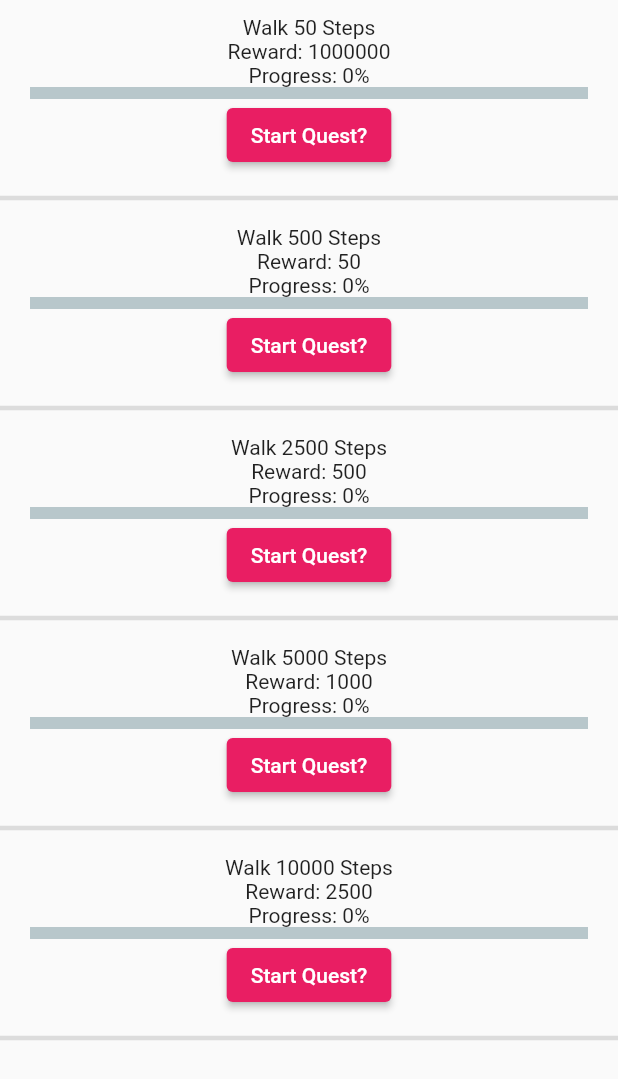
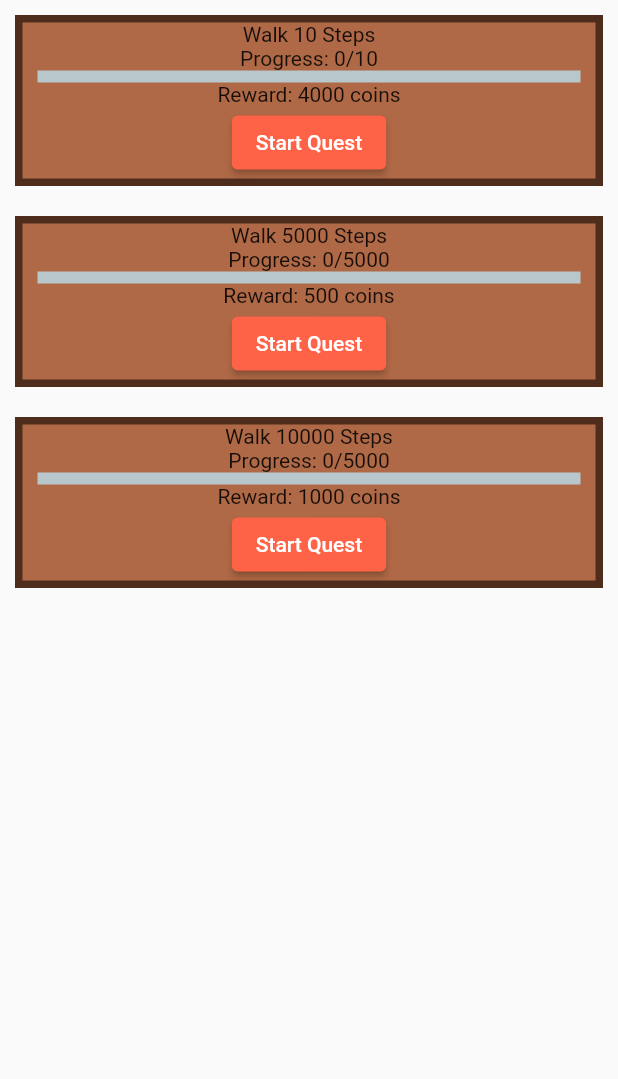
Before and after one commit to 26june/walkerrr, a Flutter app: the QuestList screen opened directly, on a phone screen of 412 x 824 dp. Shown: the top 1079 px of the screen. Run offline on Flutter 3.47's test engine with Material 2 defaults, Android fonts, the phone set to English and light mode, and no system bars; drawn by our look-alikes of percent_indicator; our stand-ins replace firebase_auth, firebase_core, flutter_secure_storage, flutter_speed_dial, form_field_validator, pedometer; accounts and stored records are empty; network calls fail.

Commit message:
made changes to use for presentation

```diff
--- a/lib/common/armor_variables.dart
+++ b/lib/common/armor_variables.dart
@@ -112,3 +112,11 @@ class CurrentEquip {
   static ValueNotifier<String> current =
       ValueNotifier(userObject['equippedArmour'].toLowerCase());
 }
+
+class CurrentSteps {
+  static ValueNotifier<int> currentSteps = ValueNotifier(0);
+}
+
+class CurrentCoins {
+  static ValueNotifier<int> currentCoins = ValueNotifier(100);
+}
--- /dev/null
+++ b/lib/common/presentation_singlequest.dart
@@ -0,0 +1,90 @@
+import 'package:flutter/material.dart';
+import 'package:flutter/rendering.dart';
+import 'package:flutter/src/widgets/container.dart';
+import 'package:flutter/src/widgets/framework.dart';
+import 'package:percent_indicator/linear_percent_indicator.dart';
+import 'package:walkerrr/common/armor_variables.dart';
+import 'package:walkerrr/common/styling_variables.dart';
+
+class PresentationSingleQuest extends StatefulWidget {
+  const PresentationSingleQuest(
+      {super.key,
+      required this.questTitle,
+      required this.questGoal,
+      required this.questCurrent,
+      required this.questReward});
+
+  final String questTitle;
+  final int questGoal;
+  final int questCurrent;
+  final int questReward;
+
+  @override
+  State<PresentationSingleQuest> createState() =>
+      _PresentationSingleQuestState();
+}
+
+class _PresentationSingleQuestState extends State<PresentationSingleQuest> {
+  String buttonText = "Start Quest";
+  bool isButtonActive = true;
+  bool notClaimed = true;
+
+  @override
+  Widget build(BuildContext context) {
+    final progressCalc = isButtonActive
+        ? 0
+        : (widget.questCurrent / widget.questGoal) > 1
+            ? 1
+            : (widget.questCurrent / widget.questGoal);
+    progressCalc >= 1.0 && notClaimed
+        ? {buttonText = "Claim", isButtonActive = true, notClaimed = false}
+        : null;
+
+    return Container(
+      width: double.infinity,
+      margin: const EdgeInsets.all(10),
+      decoration: BoxDecoration(
+          border: Border.all(
+              color: GlobalStyleVariables.invItemBorderColour, width: 5),
+          color: GlobalStyleVariables.invItemBackGroundColour),
+      child: Column(
+        crossAxisAlignment: CrossAxisAlignment.center,
+        mainAxisAlignment: MainAxisAlignment.center,
+        children: [
+          Text(widget.questTitle),
+          Text(
+              "Progress: ${isButtonActive && notClaimed ? 0 : widget.questCurrent}/${widget.questGoal}"),
+          LinearPercentIndicator(
+            width: MediaQuery.of(context).size.width - 30,
+            lineHeight: 8.0,
+            percent: isButtonActive && notClaimed
+                ? 0
+                : (widget.questCurrent / widget.questGoal) > 1
+                    ? 1
+                    : (widget.questCurrent / widget.questGoal),
+            progressColor: GlobalStyleVariables.secondaryColour,
+          ),
+          Text("Reward: ${widget.questReward} coins"),
+          ElevatedButton(
+              onPressed: isButtonActive
+                  ? () {
+                      if (buttonText == "Claim") {
+                        setState(() {
+                          CurrentCoins.currentCoins.value += 4000;
+                          buttonText = "Claimed";
+                          isButtonActive = false;
+                        });
+                      } else {
+                        setState(() {
+                          buttonText = "Quest Started";
+                          isButtonActive = false;
+                        });
+                      }
+                    }
+                  : null,
+              child: Text(buttonText))
+        ],
+      ),
+    );
+  }
+}
--- a/lib/common/single_quest.dart
+++ b/lib/common/single_quest.dart
@@ -97,6 +97,7 @@ class _SingleQuestState extends State<SingleQuest> {
                           patchQuestsToDB(userObject['uid'], newQuest);
                           final currentQuests = userObject["quests"];
                           userObject["quests"] = [...currentQuests, newQuest];
+                          buttonText = "Quest Active";
                           isButtonActive = false;
                         });
                       }
--- a/lib/common/single_shopitem.dart
+++ b/lib/common/single_shopitem.dart
@@ -1,4 +1,5 @@
 import 'package:flutter/material.dart';
+import 'package:walkerrr/common/armor_variables.dart';
 import 'package:walkerrr/common/styling_variables.dart';
 import 'package:walkerrr/providers/user_provider.dart';
 import 'package:walkerrr/services/api_connection.dart';
@@ -53,7 +54,7 @@ class _SingleShopItemState extends State<SingleShopItem> {
                     ? () {
                         setState(() {
                           final currentCoins = userObject["coins"];
-                          if (currentCoins > widget.price) {
+                          if (CurrentCoins.currentCoins.value > widget.price) {
                             final newShopItem = {
                               "name": widget.name,
                               "price": widget.price
@@ -66,6 +67,9 @@ class _SingleShopItemState extends State<SingleShopItem> {
                               ...currentTrophies,
                               newShopItem
                             ];
+                            CurrentCoins.currentCoins.value -= 500;
+
+                            buttonText = "Purchased";
                             isButtonActive = false;
                           }
                         });
--- a/lib/pages/navto_shop.dart
+++ b/lib/pages/navto_shop.dart
@@ -27,7 +27,11 @@ class _WalkerShopState extends State<WalkerShop> {
           mainAxisAlignment: MainAxisAlignment.spaceBetween,
           children: [
             const Text('Shop'),
-            Text('Coins: ${userObject["coins"]}'),
+            ValueListenableBuilder(
+                valueListenable: CurrentCoins.currentCoins,
+                builder: ((context, value, child) {
+                  return Text('Coins: $value');
+                }))
           ],
         ),
       ),
--- a/lib/pages/quests_tab.dart
+++ b/lib/pages/quests_tab.dart
@@ -1,4 +1,6 @@
 import 'package:flutter/material.dart';
+import 'package:walkerrr/common/armor_variables.dart';
+import 'package:walkerrr/common/presentation_singlequest.dart';
 import 'package:walkerrr/common/single_quest.dart';
 import 'package:walkerrr/common/styling_variables.dart';
 import 'package:walkerrr/providers/step_provider.dart' as globalSteps;
@@ -68,70 +70,29 @@ class _QuestListState extends State<QuestList> {
   Widget build(BuildContext context) {
     return Scaffold(
       body: Center(
-        child: ListView(
-          children: [
-            SingleQuest(
-              questTitle: "Walk 50 Steps",
-              questGoal: 50,
-              questOffset: findOffset("Walk 50 Steps"),
-              questCurrent: getCurrent("Walk 50 Steps"),
-              questStart: startTime("Walk 50 Steps"),
-              reward: 1000000,
-              completed: false,
-            ),
-            const Divider(
-              thickness: 3.0,
-            ),
-            SingleQuest(
-              questTitle: "Walk 500 Steps",
-              questGoal: 500,
-              questOffset: findOffset("Walk 500 Steps"),
-              questCurrent: getCurrent("Walk 500 Steps"),
-              questStart: startTime("Walk 500 Steps"),
-              reward: 50,
-              completed: false,
-            ),
-            const Divider(
-              thickness: 3.0,
-            ),
-            SingleQuest(
-              questTitle: "Walk 2500 Steps",
-              questGoal: 2500,
-              questOffset: findOffset("Walk 2500 Steps"),
-              questCurrent: getCurrent("Walk 2500 Steps"),
-              questStart: startTime("Walk 2500 Steps"),
-              reward: 500,
-              completed: false,
-            ),
-            const Divider(
-              thickness: 3.0,
-            ),
-            SingleQuest(
-              questTitle: "Walk 5000 Steps",
-              questGoal: 5000,
-              questOffset: findOffset("Walk 5000 Steps"),
-              questCurrent: getCurrent("Walk 5000 Steps"),
-              questStart: startTime("Walk 5000 Steps"),
-              reward: 1000,
-              completed: false,
-            ),
-            const Divider(
-              thickness: 3.0,
-            ),
-            SingleQuest(
-              questTitle: "Walk 10000 Steps",
-              questGoal: 10000,
-              questOffset: findOffset("Walk 10000 Steps"),
-              questCurrent: getCurrent("Walk 10000 Steps"),
-              questStart: startTime("Walk 10000 Steps"),
-              reward: 2500,
-              completed: false,
-            ),
-            const Divider(
-              thickness: 3.0,
-            ),
-          ],
-        ),
+        child: ValueListenableBuilder(
+            valueListenable: CurrentSteps.currentSteps,
+            builder: ((context, value, child) {
+              return ListView(
+                children: [
+                  PresentationSingleQuest(
+                      questTitle: "Walk 10 Steps",
+                      questGoal: 10,
+                      questCurrent: value,
+                      questReward: 4000),
+                  PresentationSingleQuest(
+                      questTitle: "Walk 5000 Steps",
+                      questGoal: 5000,
+                      questCurrent: value,
+                      questReward: 500),
+                  PresentationSingleQuest(
+                      questTitle: "Walk 10000 Steps",
+                      questGoal: 5000,
+                      questCurrent: value,
+                      questReward: 1000)
+                ],
+              );
+            })),
       ),
     );
   }
--- a/lib/pages/steps_main_page.dart
+++ b/lib/pages/steps_main_page.dart
@@ -26,6 +26,7 @@ class MainPedometerState extends State<MainPedometer>
   late Stream<StepCount> _stepCountStream;
   late Stream<PedestrianStatus> _pedestrianStatusStream;
   String status = '?', steps = '?';
+  bool stepsInitialized = false;
 
   @override
   void initState() {
@@ -38,6 +39,12 @@ class MainPedometerState extends State<MainPedometer>
     setState(() {
       steps = event.steps.toString();
       global.StepsContext().updateGlobalSteps(event.steps);
+
+      if (stepsInitialized == false) {
+        stepsInitialized = true;
+      } else {
+        CurrentSteps.currentSteps.value++;
+      }
     });
   }
 
@@ -151,10 +158,16 @@ class MainPedometerState extends State<MainPedometer>
                   'Steps taken:',
                   style: TextStyle(fontSize: 30, color: Colors.white),
                 ),
-                Text(
-                  steps,
-                  style: const TextStyle(fontSize: 48, color: Colors.white),
-                ),
+                ValueListenableBuilder(
+                    valueListenable: CurrentSteps.currentSteps,
+                    builder: ((context, value, child) {
+                      print(value);
+                      return Text(
+                        value.toString(),
+                        style:
+                            const TextStyle(fontSize: 48, color: Colors.white),
+                      );
+                    })),
 
                 const SizedBox(
                   height: 50,
@@ -170,8 +183,16 @@ class MainPedometerState extends State<MainPedometer>
                     valueListenable: CurrentEquip.current,
                     builder: (context, value, child) {
                       return status == "walking"
-                          ? WalkingArmorIcons().getWalkingSprite(value)
-                          : IdleArmorIcons().getIdleSprite(value);
+                          ? SizedBox(
+                              height: 300,
+                              width: double.infinity,
+                              child:
+                                  WalkingArmorIcons().getWalkingSprite(value),
+                            )
+                          : SizedBox(
+                              height: 300,
+                              width: double.infinity,
+                              child: IdleArmorIcons().getIdleSprite(value));
                     }),
               ],
             ),
--- a/lib/services/api_connection.dart
+++ b/lib/services/api_connection.dart
@@ -5,8 +5,8 @@ import 'package:walkerrr/providers/user_provider.dart';
 const baseAPI = 'https://walking-backend.onrender.com';
 
 const eddy = '192.168.1.25:9095';
-const david = '192.168.0.47:9095';
-const gj = '192.168.1.13:9095';
+const gj = '192.168.0.47:9095';
+const david = '192.168.1.13:9095';
 
 Future<void> postUser(postedEmail, uid, displayname) async {
   final url = Uri.http(david, '/api/users');
```
